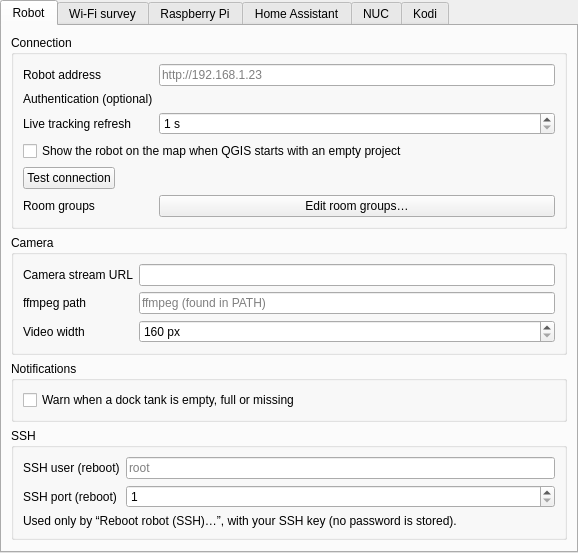
sylsta/homeqgis, file valetudo_qgis/ui/settings_page.ui: the form before one commit.
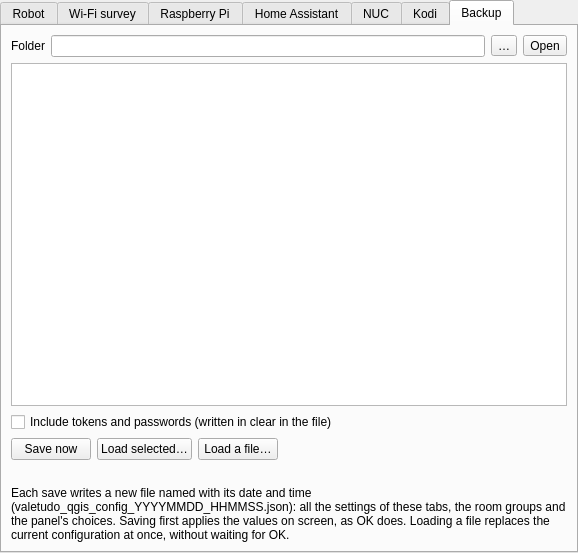
The form after the commit. The open tabs and pages were chosen to show the change. Custom widgets are drawn as their Qt base class.

Commit message: Options: Backup tab to save and load the configuration as timestamped files

Diff of the .ui file:
```diff
--- a/valetudo_qgis/ui/settings_page.ui
+++ b/valetudo_qgis/ui/settings_page.ui
@@ -941,6 +941,120 @@
        </item>
       </layout>
      </widget>
+     <widget class="QWidget" name="tab_backup">
+      <attribute name="title">
+       <string>Backup</string>
+      </attribute>
+      <layout class="QVBoxLayout" name="backup_layout">
+       <item>
+        <layout class="QHBoxLayout" name="backup_folder_layout" stretch="0,1,0,0">
+         <item>
+          <widget class="QLabel" name="lbl_backup_folder">
+           <property name="text">
+            <string>Folder</string>
+           </property>
+          </widget>
+         </item>
+         <item>
+          <widget class="QLineEdit" name="backup_folder">
+           <property name="readOnly">
+            <bool>true</bool>
+           </property>
+          </widget>
+         </item>
+         <item>
+          <widget class="QToolButton" name="btn_backup_browse">
+           <property name="text">
+            <string>…</string>
+           </property>
+           <property name="toolTip">
+            <string>Choose the folder</string>
+           </property>
+          </widget>
+         </item>
+         <item>
+          <widget class="QToolButton" name="btn_backup_open">
+           <property name="text">
+            <string>Open</string>
+           </property>
+           <property name="toolTip">
+            <string>Open the folder in the file manager</string>
+           </property>
+          </widget>
+         </item>
+        </layout>
+       </item>
+       <item>
+        <widget class="QListWidget" name="list_backups">
+         <property name="toolTip">
+          <string>Saved configurations, newest first: double-click to load</string>
+         </property>
+        </widget>
+       </item>
+       <item>
+        <widget class="QCheckBox" name="chk_backup_secrets">
+         <property name="text">
+          <string>Include tokens and passwords (written in clear in the file)</string>
+         </property>
+        </widget>
+       </item>
+       <item>
+        <layout class="QHBoxLayout" name="backup_buttons">
+         <item>
+          <widget class="QPushButton" name="btn_backup_save">
+           <property name="text">
+            <string>Save now</string>
+           </property>
+          </widget>
+         </item>
+         <item>
+          <widget class="QPushButton" name="btn_backup_load">
+           <property name="text">
+            <string>Load selected…</string>
+           </property>
+          </widget>
+         </item>
+         <item>
+          <widget class="QPushButton" name="btn_backup_load_file">
+           <property name="text">
+            <string>Load a file…</string>
+           </property>
+          </widget>
+         </item>
+         <item>
+          <spacer name="backup_spacer">
+           <property name="orientation">
+            <enum>Qt::Horizontal</enum>
+           </property>
+           <property name="sizeHint">
+            <size>
+             <width>0</width>
+             <height>20</height>
+            </size>
+           </property>
+          </spacer>
+         </item>
+        </layout>
+       </item>
+       <item>
+        <widget class="QLabel" name="lbl_backup_status">
+         <property name="wordWrap">
+          <bool>true</bool>
+         </property>
+        </widget>
+       </item>
+       <item>
+        <widget class="QLabel" name="lbl_backup_hint">
+         <property name="wordWrap">
+          <bool>true</bool>
+         </property>
+         <property name="text">
+          <string>Each save writes a new file named with its date and time (valetudo_qgis_config_YYYYMMDD_HHMMSS.json): all the settings of these tabs, the room groups and the panel's choices. Saving first applies the values on screen, as OK does. Loading a file replaces the current configuration at once, without waiting for OK.</string>
+         </property>
+        </widget>
+       </item>
+      </layout>
+     </widget>
     </widget>
    </item>
    <item>
```
The commit also changes 4 other files.
